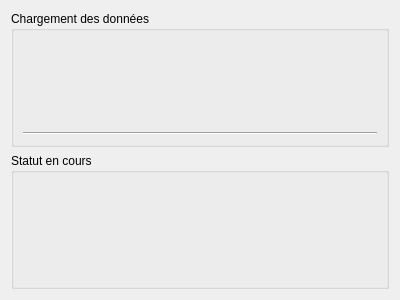
beatussum/pmsexp, file include/gui/widgets/pages/Upload.ui: the form before one commit.
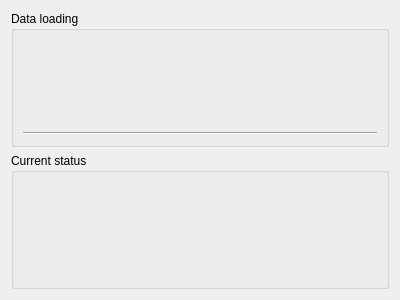
The form after the commit. Custom widgets are drawn as their Qt base class.

Patch:
```diff
--- a/include/gui/widgets/pages/Upload.ui
+++ b/include/gui/widgets/pages/Upload.ui
@@ -14,7 +14,7 @@
    <item>
     <widget class="QGroupBox" name="m_uploader_box">
      <property name="title">
-      <string>Chargement des données</string>
+      <string>Data loading</string>
      </property>
      <property name="flat">
       <bool>true</bool>
@@ -40,7 +40,7 @@
    <item>
     <widget class="QGroupBox" name="m_status_box">
      <property name="title">
-      <string>Statut en cours</string>
+      <string>Current status</string>
      </property>
      <layout class="QVBoxLayout" name="m_status_layout">
       <item>
```
Left out of the diff: 4 changed lines with no effect on the pictures.
